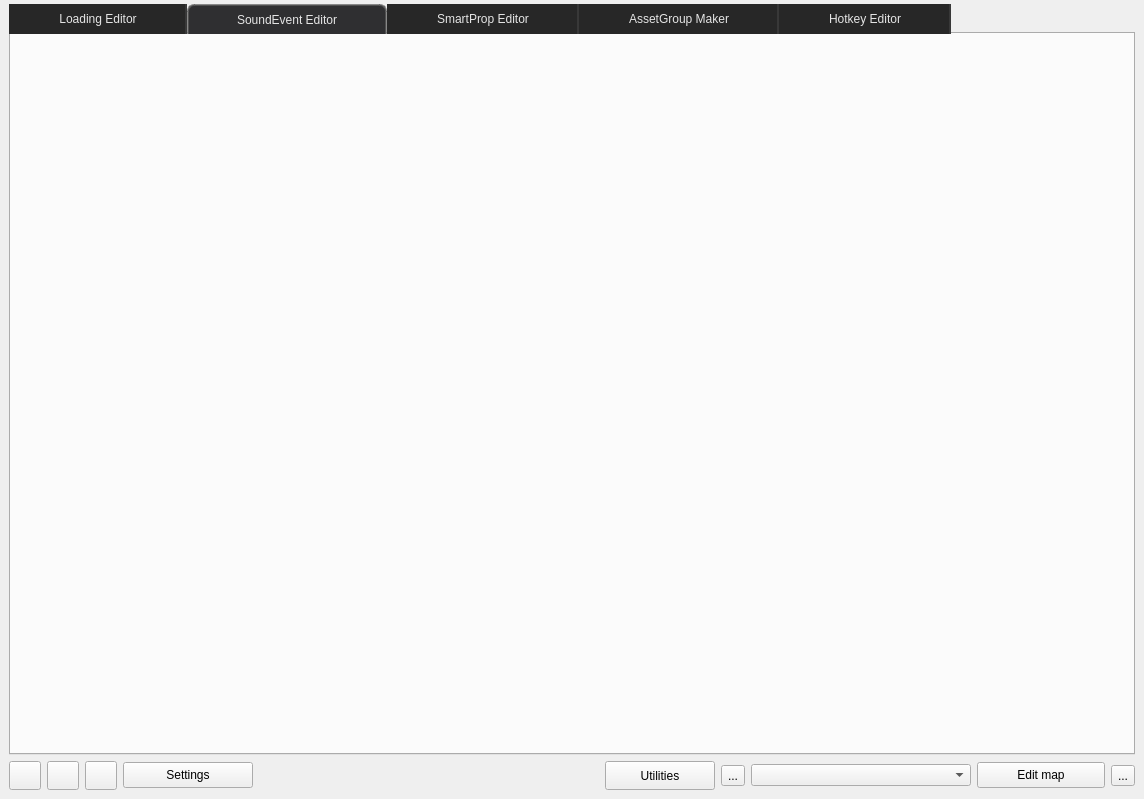
This is Hammer5ToolsGUI/gui/main.ui in dertwist/Hammer5Tools as Qt 5 draws it before an edit. The edited form follows.
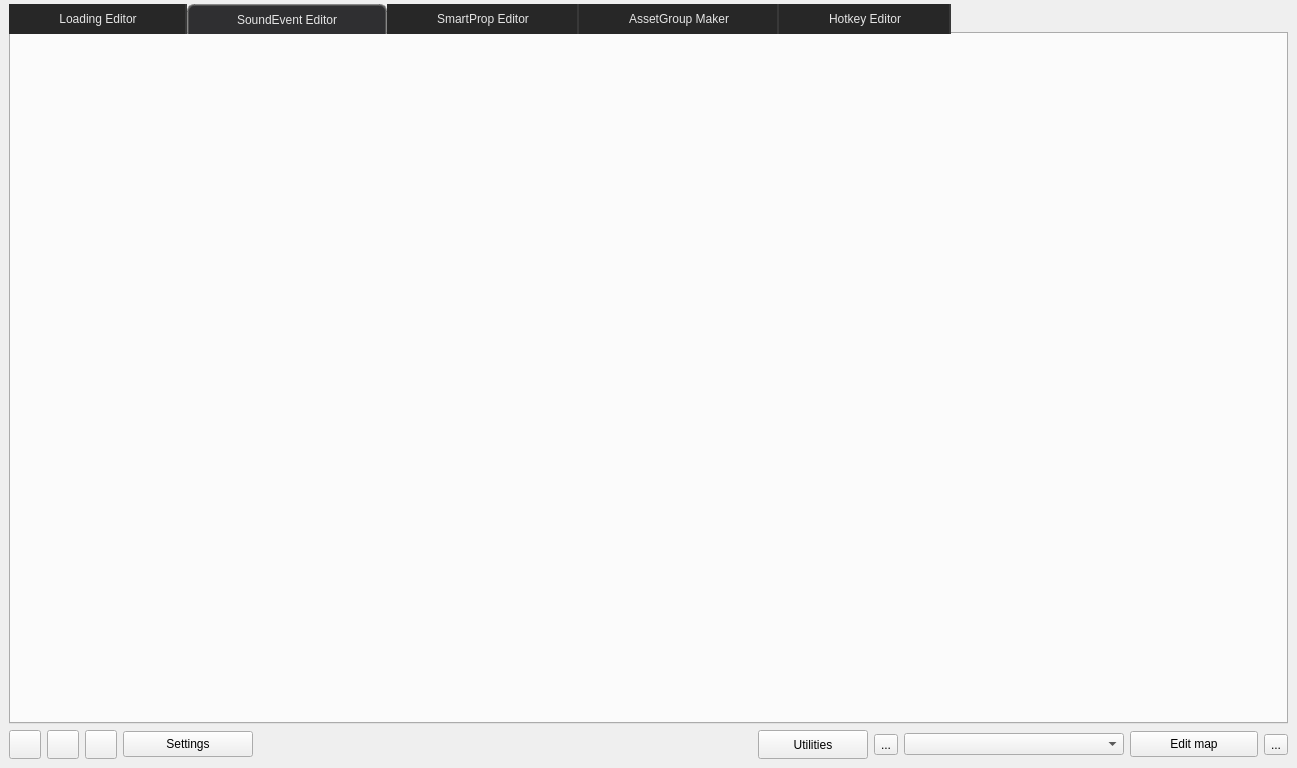
This is the edited form. Icons and pictures are not drawn.

Patch:
```diff
--- a/Hammer5ToolsGUI/gui/main.ui
+++ b/Hammer5ToolsGUI/gui/main.ui
@@ -6,8 +6,8 @@
    <rect>
     <x>0</x>
     <y>0</y>
-    <width>1144</width>
-    <height>799</height>
+    <width>1297</width>
+    <height>768</height>
    </rect>
   </property>
   <property name="windowTitle">
@@ -387,7 +387,7 @@
          <string/>
         </property>
         <property name="alignment">
-         <set>Qt::AlignmentFlag::AlignLeft|Qt::AlignmentFlag::AlignVCenter</set>
+         <set>Qt::AlignmentFlag::AlignLeading|Qt::AlignmentFlag::AlignLeft|Qt::AlignmentFlag::AlignVCenter</set>
         </property>
        </widget>
       </item>
```
Left out of the diff: 13 changed lines with no effect on the pictures. Lines whose indentation alone changed are shown as unchanged.
